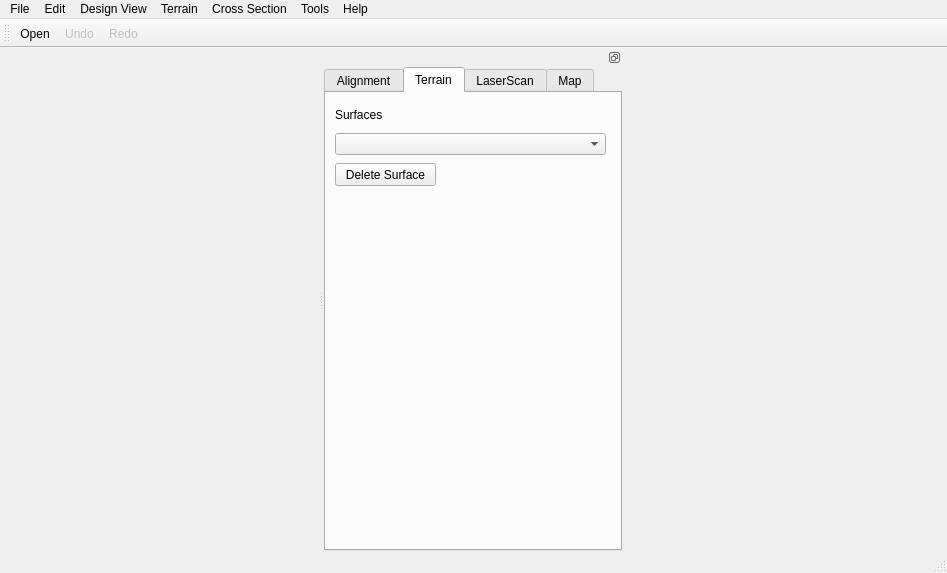
Old version of the form src/OpenInfraPlatform/Forms/MainWindow.ui in the repository bbrangeo/OpenInfraPlatform.
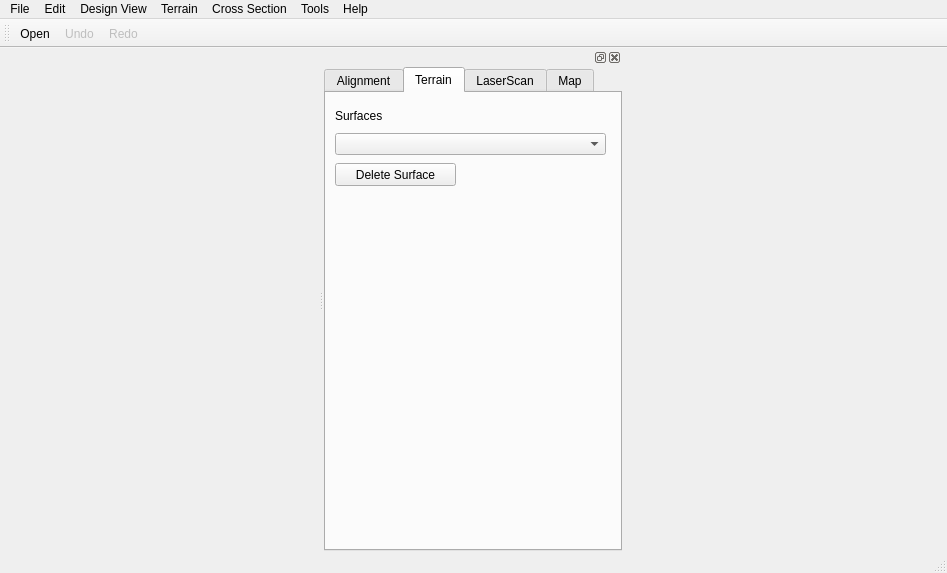
New version of the form. The open tabs and pages were chosen to show the change. Icons and pictures are not drawn.

Diff of the .ui file:
```diff
--- a/src/OpenInfraPlatform/Forms/MainWindow.ui
+++ b/src/OpenInfraPlatform/Forms/MainWindow.ui
@@ -28,7 +28,7 @@
   </property>
   <widget class="QDockWidget" name="centralWidget">
    <property name="features">
-    <set>QDockWidget::DockWidgetFloatable|QDockWidget::DockWidgetMovable</set>
+    <set>QDockWidget::DockWidgetFloatable|QDockWidget::DockWidgetMovable|QDockWidget::DockWidgetClosable</set>
    </property>
    <attribute name="dockWidgetArea">
     <number>2</number>
@@ -116,10 +116,16 @@
        <rect>
         <x>9</x>
         <y>70</y>
-        <width>101</width>
+        <width>121</width>
         <height>23</height>
        </rect>
       </property>
+      <property name="sizePolicy">
+       <sizepolicy hsizetype="Minimum" vsizetype="Fixed">
+        <horstretch>0</horstretch>
+        <verstretch>0</verstretch>
+       </sizepolicy>
+      </property>
       <property name="text">
        <string>Delete Surface</string>
       </property>
@@ -129,10 +135,16 @@
        <rect>
         <x>9</x>
         <y>15</y>
-        <width>47</width>
-        <height>13</height>
+        <width>71</width>
+        <height>16</height>
        </rect>
       </property>
+      <property name="sizePolicy">
+       <sizepolicy hsizetype="Minimum" vsizetype="Preferred">
+        <horstretch>0</horstretch>
+        <verstretch>0</verstretch>
+       </sizepolicy>
+      </property>
       <property name="text">
        <string>Surfaces</string>
       </property>
```
Left out of the diff: 228 changed lines with no effect on the pictures.
